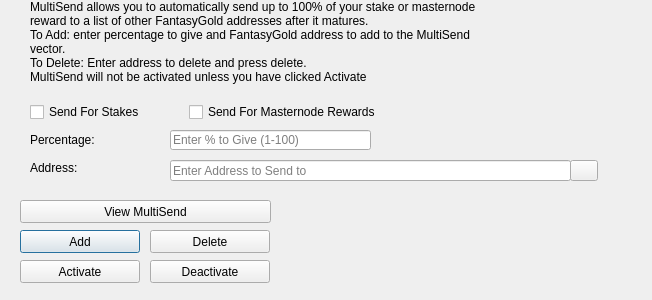
FantasyGold/FantasyGold-Core, file src/qt/forms/multisenddialog.ui: the form before one commit.
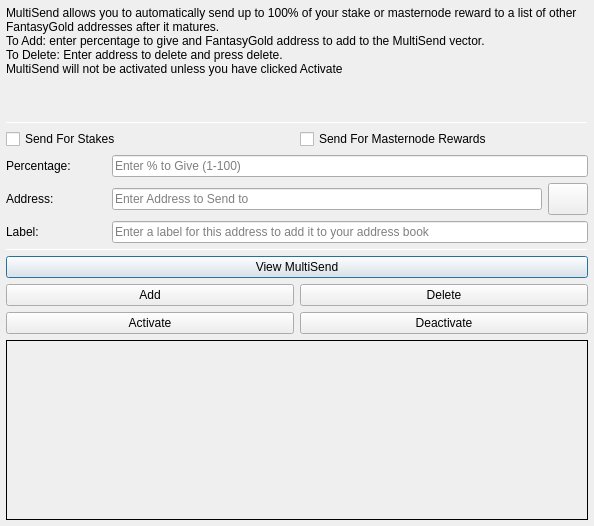
The form after the commit. Icons and pictures are not drawn.

What changed in the file:
```diff
--- a/src/qt/forms/multisenddialog.ui
+++ b/src/qt/forms/multisenddialog.ui
@@ -9,54 +9,30 @@
    <rect>
     <x>0</x>
     <y>0</y>
-    <width>652</width>
-    <height>300</height>
+    <width>594</width>
+    <height>526</height>
    </rect>
   </property>
   <property name="windowTitle">
    <string>MultiSend</string>
   </property>
-  <widget class="QLineEdit" name="multiSendPercentEdit">
-   <property name="geometry">
-    <rect>
-     <x>170</x>
-     <y>130</y>
-     <width>201</width>
-     <height>20</height>
-    </rect>
+  <layout class="QVBoxLayout" name="verticalLayout" stretch="0">
+   <property name="leftMargin">
+    <number>6</number>
    </property>
-   <property name="toolTip">
-    <string>Enter whole numbers 1 - 100</string>
+   <property name="topMargin">
+    <number>6</number>
    </property>
-   <property name="placeholderText">
-    <string>Enter % to Give (1-100)</string>
+   <property name="rightMargin">
+    <number>6</number>
    </property>
-  </widget>
-  <widget class="QLineEdit" name="multiSendAddressEdit">
-   <property name="geometry">
-    <rect>
-     <x>170</x>
-     <y>160</y>
-     <width>401</width>
-     <height>21</height>
-    </rect>
+   <property name="bottomMargin">
+    <number>6</number>
    </property>
-   <property name="toolTip">
-    <string/>
-   </property>
-   <property name="placeholderText">
-    <string>Enter Address to Send to</string>
-   </property>
-  </widget>
+   <item>
+    <layout class="QVBoxLayout" name="verticalLayout_Main" stretch="1,1,1,0,1,1,1">
+     <item>
   <widget class="QLabel" name="label_2">
-   <property name="geometry">
-    <rect>
-     <x>30</x>
-     <y>0</y>
-     <width>451</width>
-     <height>121</height>
-    </rect>
-   </property>
    <property name="lineWidth">
     <number>1</number>
    </property>
@@ -73,62 +49,111 @@
     <bool>true</bool>
    </property>
   </widget>
-  <widget class="QLabel" name="message">
-   <property name="geometry">
-    <rect>
-     <x>290</x>
-     <y>200</y>
-     <width>351</width>
-     <height>91</height>
-    </rect>
+     </item>
+     <item>
+      <widget class="Line" name="line">
+       <property name="minimumSize">
+        <size>
+         <width>0</width>
+         <height>1</height>
+        </size>
+       </property>
+       <property name="maximumSize">
+        <size>
+         <width>16777215</width>
+         <height>1</height>
+        </size>
+       </property>
+       <property name="orientation">
+        <enum>Qt::Horizontal</enum>
+       </property>
+      </widget>
+     </item>
+     <item>
+      <layout class="QVBoxLayout" name="verticalLayout_Settings">
+       <item>
+        <layout class="QHBoxLayout" name="horizontalLayout">
+         <item>
+          <widget class="QCheckBox" name="multiSendStakeCheckBox">
+           <property name="text">
+            <string>Send For Stakes</string>
    </property>
+          </widget>
+         </item>
+         <item>
+          <widget class="QCheckBox" name="multiSendMasternodeCheckBox">
    <property name="text">
-    <string/>
+            <string>Send For Masternode Rewards</string>
    </property>
   </widget>
-  <widget class="QPushButton" name="addButton">
-   <property name="geometry">
-    <rect>
-     <x>20</x>
-     <y>230</y>
-     <width>120</width>
-     <height>23</height>
-    </rect>
+         </item>
+        </layout>
+       </item>
+       <item>
+        <layout class="QHBoxLayout" name="horizontalLayout_6">
+         <item>
+          <widget class="QLabel" name="label">
+           <property name="minimumSize">
+            <size>
+             <width>100</width>
+             <height>0</height>
+            </size>
    </property>
    <property name="toolTip">
-    <string/>
+            <string>Percentage of stake to send</string>
+           </property>
+           <property name="text">
+            <string>Percentage:</string>
    </property>
-   <property name="statusTip">
-    <string>Add to MultiSend Vector</string>
+          </widget>
+         </item>
+         <item>
+          <widget class="QLineEdit" name="multiSendPercentEdit">
+           <property name="toolTip">
+            <string>Enter whole numbers 1 - 100</string>
    </property>
-   <property name="text">
-    <string>Add</string>
+           <property name="placeholderText">
+            <string>Enter % to Give (1-100)</string>
    </property>
   </widget>
-  <widget class="QPushButton" name="disableButton">
-   <property name="geometry">
-    <rect>
-     <x>150</x>
-     <y>260</y>
-     <width>120</width>
-     <height>23</height>
-    </rect>
+         </item>
+        </layout>
+       </item>
+       <item>
+        <layout class="QHBoxLayout" name="horizontalLayout_7">
+         <item>
+          <widget class="QLabel" name="label_5">
+           <property name="minimumSize">
+            <size>
+             <width>100</width>
+             <height>0</height>
+            </size>
    </property>
-   <property name="statusTip">
-    <string>Deactivate MultiSend</string>
+           <property name="toolTip">
+            <string>Address to send portion of stake to</string>
    </property>
    <property name="text">
-    <string>Deactivate</string>
+            <string>Address:</string>
+           </property>
+          </widget>
+         </item>
+         <item>
+          <widget class="QLineEdit" name="multiSendAddressEdit">
+           <property name="toolTip">
+            <string/>
+           </property>
+           <property name="placeholderText">
+            <string>Enter Address to Send to</string>
    </property>
   </widget>
+         </item>
+         <item>
   <widget class="QPushButton" name="addressBookButton">
-   <property name="geometry">
-    <rect>
-     <x>570</x>
-     <y>160</y>
-     <width>28</width>
-     <height>21</height>
-    </rect>
+           <property name="maximumSize">
+            <size>
+             <width>16777215</width>
+             <height>32</height>
+            </size>
    </property>
    <property name="toolTip">
     <string>Choose an address from the address book</string>
@@ -147,47 +172,90 @@
     <bool>false</bool>
    </property>
   </widget>
-  <widget class="QLabel" name="label">
-   <property name="geometry">
-    <rect>
-     <x>30</x>
-     <y>130</y>
-     <width>121</width>
-     <height>20</height>
-    </rect>
+         </item>
+        </layout>
+       </item>
+      </layout>
+     </item>
+     <item>
+      <layout class="QHBoxLayout" name="horizontalLayout_3">
+       <item>
+        <widget class="QLabel" name="label_3">
+         <property name="minimumSize">
+          <size>
+           <width>100</width>
+           <height>0</height>
+          </size>
+         </property>
+         <property name="text">
+          <string>Label:</string>
+         </property>
+        </widget>
+       </item>
+       <item>
+        <widget class="QLineEdit" name="labelAddressLabelEdit">
+         <property name="placeholderText">
+          <string>Enter a label for this address to add it to your address book</string>
+         </property>
+        </widget>
+       </item>
+      </layout>
+     </item>
+     <item>
+      <widget class="Line" name="line_2">
+       <property name="minimumSize">
+        <size>
+         <width>0</width>
+         <height>1</height>
+        </size>
+       </property>
+       <property name="maximumSize">
+        <size>
+         <width>16777215</width>
+         <height>1</height>
+        </size>
+       </property>
+       <property name="orientation">
+        <enum>Qt::Horizontal</enum>
    </property>
+      </widget>
+     </item>
+     <item>
+      <layout class="QVBoxLayout" name="verticalLayout_Buttons">
+       <item>
+        <layout class="QHBoxLayout" name="horizontalLayout_4">
+         <item>
+          <widget class="QPushButton" name="viewButton">
    <property name="toolTip">
-    <string>Percentage of stake to send</string>
+            <string/>
+           </property>
+           <property name="statusTip">
+            <string>View MultiSend Vector</string>
    </property>
    <property name="text">
-    <string>Percentage:</string>
+            <string>View MultiSend</string>
    </property>
   </widget>
-  <widget class="QLabel" name="label_5">
-   <property name="geometry">
-    <rect>
-     <x>30</x>
-     <y>160</y>
-     <width>111</width>
-     <height>16</height>
-    </rect>
+         </item>
+        </layout>
+       </item>
+       <item>
+        <layout class="QHBoxLayout" name="horizontalLayout_2">
+         <item>
+          <widget class="QPushButton" name="addButton">
+           <property name="toolTip">
+            <string/>
    </property>
-   <property name="toolTip">
-    <string>Address to send portion of stake to</string>
+           <property name="statusTip">
+            <string>Add to MultiSend Vector</string>
    </property>
    <property name="text">
-    <string>Address:</string>
+            <string>Add</string>
    </property>
   </widget>
+         </item>
+         <item>
   <widget class="QPushButton" name="deleteButton">
-   <property name="geometry">
-    <rect>
-     <x>150</x>
-     <y>230</y>
-     <width>120</width>
-     <height>23</height>
-    </rect>
-   </property>
    <property name="toolTip">
     <string/>
    </property>
@@ -198,15 +266,13 @@
     <string>Delete</string>
    </property>
   </widget>
+         </item>
+        </layout>
+       </item>
+       <item>
+        <layout class="QHBoxLayout" name="horizontalLayout_5">
+         <item>
   <widget class="QPushButton" name="activateButton">
-   <property name="geometry">
-    <rect>
-     <x>20</x>
-     <y>260</y>
-     <width>120</width>
-     <height>23</height>
-    </rect>
-   </property>
    <property name="statusTip">
     <string>Activate MultiSend</string>
    </property>
@@ -214,52 +280,56 @@
     <string>Activate</string>
    </property>
   </widget>
-  <widget class="QPushButton" name="viewButton">
-   <property name="geometry">
-    <rect>
-     <x>20</x>
-     <y>200</y>
-     <width>251</width>
-     <height>23</height>
-    </rect>
-   </property>
-   <property name="toolTip">
-    <string/>
-   </property>
+         </item>
+         <item>
+          <widget class="QPushButton" name="disableButton">
    <property name="statusTip">
-    <string>View MultiSend Vector</string>
+            <string>Deactivate MultiSend</string>
    </property>
    <property name="text">
-    <string>View MultiSend</string>
+            <string>Deactivate</string>
    </property>
   </widget>
-  <widget class="QWidget" name="horizontalLayoutWidget">
-   <property name="geometry">
-    <rect>
-     <x>30</x>
-     <y>100</y>
-     <width>351</width>
-     <height>24</height>
-    </rect>
+         </item>
+        </layout>
+       </item>
+      </layout>
+     </item>
+     <item>
+      <widget class="QLabel" name="message">
+       <property name="minimumSize">
+        <size>
+         <width>0</width>
+         <height>180</height>
+        </size>
+       </property>
+       <property name="frameShape">
+        <enum>QFrame::Panel</enum>
+       </property>
+       <property name="frameShadow">
+        <enum>QFrame::Plain</enum>
+       </property>
+       <property name="lineWidth">
+        <number>1</number>
+       </property>
+       <property name="midLineWidth">
+        <number>1</number>
    </property>
-   <layout class="QHBoxLayout" name="horizontalLayout">
-    <item>
-     <widget class="QCheckBox" name="multiSendStakeCheckBox">
       <property name="text">
-       <string>Send For Stakes</string>
+        <string/>
+       </property>
+       <property name="alignment">
+        <set>Qt::AlignLeading|Qt::AlignLeft|Qt::AlignTop</set>
+       </property>
+       <property name="wordWrap">
+        <bool>true</bool>
       </property>
      </widget>
     </item>
-    <item>
-     <widget class="QCheckBox" name="multiSendMasternodeCheckBox">
-      <property name="text">
-       <string>Send For Masternode Rewards</string>
-      </property>
-     </widget>
+    </layout>
     </item>
    </layout>
   </widget>
- </widget>
  <resources>
   <include location="../fantasygold.qrc"/>
  </resources>
```
